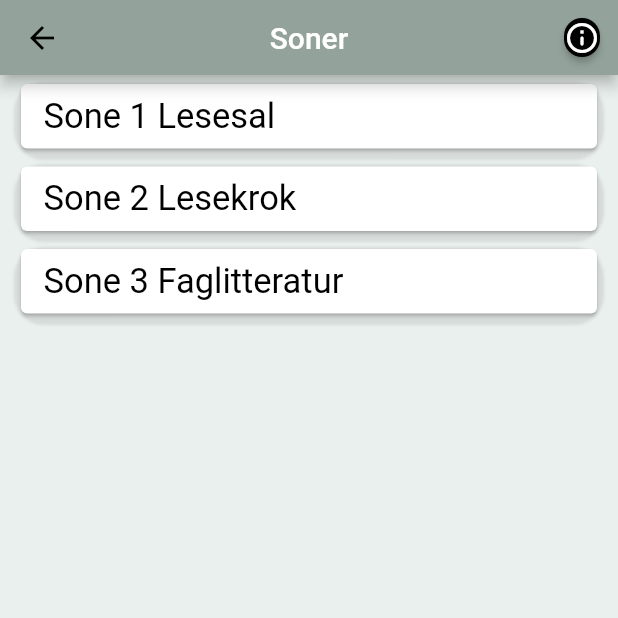
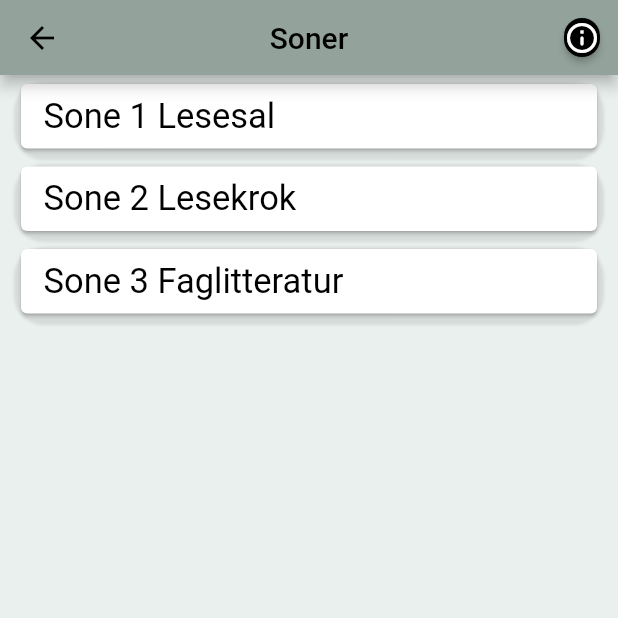
Before and after one commit to zaktaw/DATA3900-Bacheloroppgave, a Flutter app: the Zone screen opened directly with empty values, on a phone screen of 412 x 824 dp, the top half of it. Run offline on Flutter 3.47's test engine with Material 2 defaults, Android fonts, the phone set to English and light mode, and no system bars; our stand-ins replace fluttertoast, hive, hive_flutter; accounts and stored records are empty.

Commit message:
smol fix

```diff
--- a/lib/zone_page/zones_topbar.dart
+++ b/lib/zone_page/zones_topbar.dart
@@ -34,7 +34,7 @@ class ZonesTopbar extends StatelessWidget with PreferredSizeWidget {
           onPressed: () => Navigator.of(context).pushNamed('/')),
       backgroundColor: TOPBAR_COLOR,
       centerTitle: true,
-      title: const Text(name),
+      title: const Text(name, style: TextStyle(color: TEXT_COLOR_BLACK)),
       actions: <Widget>[ZonesInfoPop(generateInfoText())],
     );
   }
```
